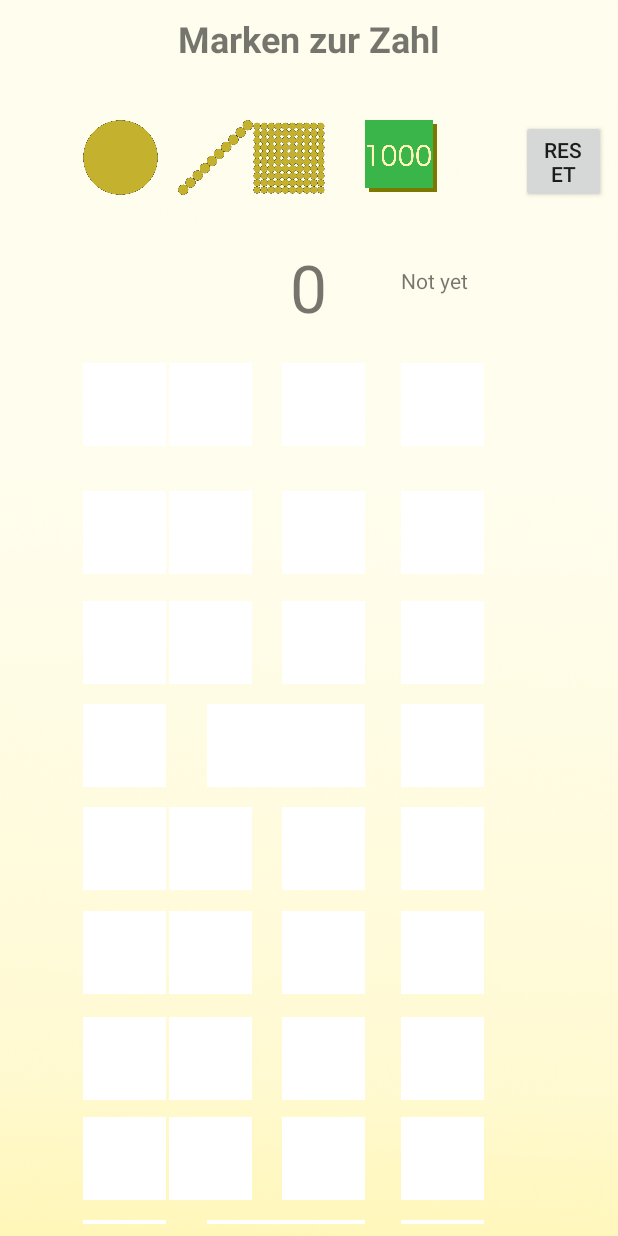
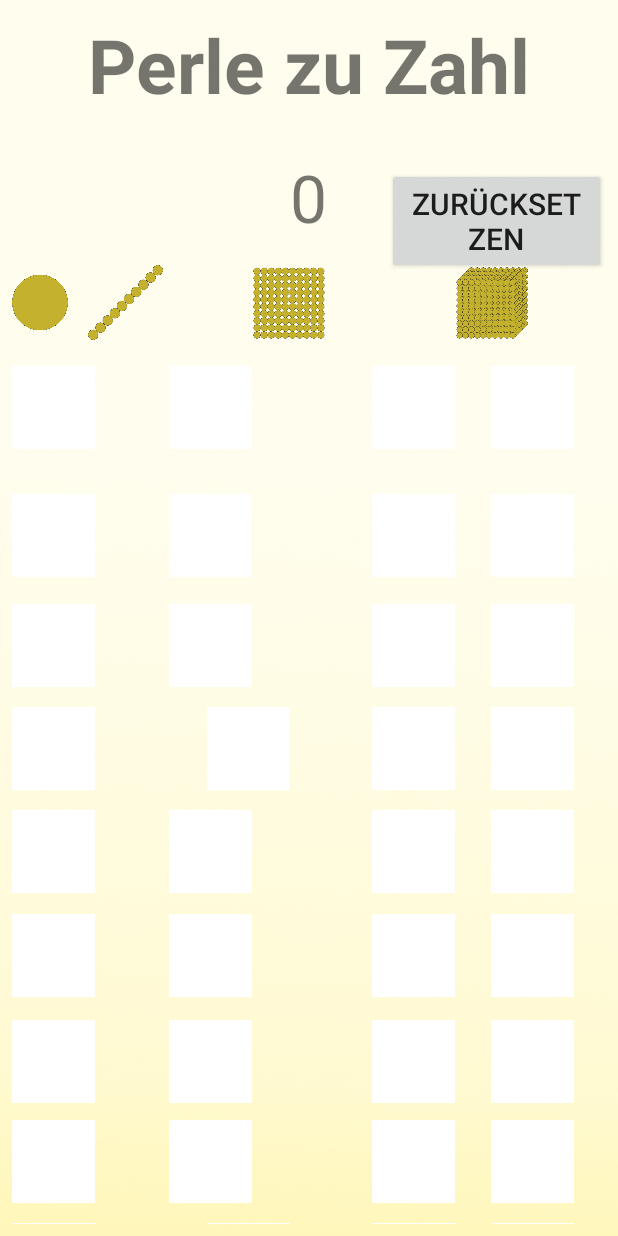
Before and after one commit to vschwartz-tgm/mobilelearning, an Android app: the PerleZuZahl screen opened directly, with no data from a screen before it, on a phone screen of 412 x 824 dp. Run offline under Robolectric (Android 15) with nearby library versions, the phone set to English and light mode, and no system bars; 1 statement that could not run was skipped.

Commit message:
temp_save

```diff
--- a/MobileLearning/app/src/main/res/layout/activity_perle_zu_zahl.xml
+++ b/MobileLearning/app/src/main/res/layout/activity_perle_zu_zahl.xml
@@ -31,8 +31,8 @@
             android:layout_alignParentTop="true"
             android:layout_centerHorizontal="true"
             android:layout_marginTop="1dp"
-            android:text="Marken zur Zahl"
-            android:textSize="24sp"
+            android:text="Perle zu Zahl"
+            android:textSize="50sp"
             android:textStyle="bold" />
 
         <TextView
@@ -41,18 +41,36 @@
             android:layout_height="wrap_content"
             android:layout_below="@+id/zahl_wort"
             android:layout_centerHorizontal="true"
-            android:layout_marginTop="120dp"
+            android:layout_marginTop="25dp"
             android:textSize="44sp"
             android:id="@+id/cnumber" />
+
+        <Button
+            android:text="zurücksetzen"
+            android:textSize="20sp"
+            android:layout_width="wrap_content"
+            android:layout_height="wrap_content"
+            android:layout_marginTop="10dp"
+            android:layout_alignTop="@+id/cnumber"
+            android:layout_marginStart="40dp"
+            android:layout_toEndOf="@+id/cnumber"
+            android:id="@+id/rbutton" />
+
+        <ImageView
+            android:id="@+id/tausender"
+            android:layout_width="50dp"
+            android:layout_height="50dp"
+            android:layout_alignBottom="@+id/hunderter"
+            android:layout_alignEnd="@+id/zahl_wort"
+            app:srcCompat="@drawable/tausender1" />
 
         <ImageView
             android:id="@+id/einser"
             android:layout_width="50dp"
-
             android:layout_height="50dp"
             android:layout_below="@+id/zahl_wort"
             android:layout_marginEnd="13dp"
-            android:layout_marginTop="38dp"
+            android:layout_marginTop="100dp"
             android:layout_toStartOf="@+id/zahl_wort"
             app:srcCompat="@drawable/einser1" />
 
@@ -73,21 +91,13 @@
             app:srcCompat="@drawable/hunderter1" />
 
         <ImageView
-            android:id="@+id/tausender"
-            android:layout_width="50dp"
-            android:layout_height="50dp"
-            android:layout_alignBottom="@+id/hunderter"
-            android:layout_alignEnd="@+id/zahl_wort"
-            app:srcCompat="@drawable/tausender" />
-
-        <ImageView
-            app:srcCompat="@android:color/background_light"
-            android:layout_below="@+id/cnumber"
-            android:layout_alignStart="@+id/einser"
-            android:layout_marginTop="21dp"
             android:id="@+id/tausenderb1"
             android:layout_width="55dp"
-            android:layout_height="55dp" />
+            android:layout_height="55dp"
+            android:layout_alignStart="@+id/einser"
+            android:layout_below="@+id/einser"
+            android:layout_marginTop="17dp"
+            app:srcCompat="@android:color/background_light" />
 
         <ImageView
             app:srcCompat="@android:color/background_light"
@@ -143,18 +153,11 @@
 
             android:layout_width="55dp"
             android:id="@+id/tausenderchoice1"
+            android:layout_marginTop="40dp"
             android:layout_alignTop="@+id/tausenderb1"
             android:layout_alignStart="@+id/tausenderb1"
             android:layout_height="55dp" />
 
-        <TextView
-            android:text="Not yet"
-            android:layout_alignTop="@+id/cnumber"
-            android:layout_alignStart="@+id/einserb1"
-            android:layout_marginTop="15dp"
-            android:id="@+id/winner"
-            android:layout_width="80dp"
-            android:layout_height="50dp" />
 
         <ImageView
             android:layout_width="55dp"
@@ -678,13 +681,6 @@
             android:layout_alignStart="@+id/imageView36"
             android:id="@+id/einserchoice9"></LinearLayout>
 
-        <Button
-            android:text="RESET"
-            android:layout_width="wrap_content"
-            android:layout_height="wrap_content"
-            android:layout_alignTop="@+id/tausender"
-            android:layout_toEndOf="@+id/winner"
-            android:id="@+id/rbutton" />
 
     </RelativeLayout>
 </android.support.constraint.ConstraintLayout>
```
